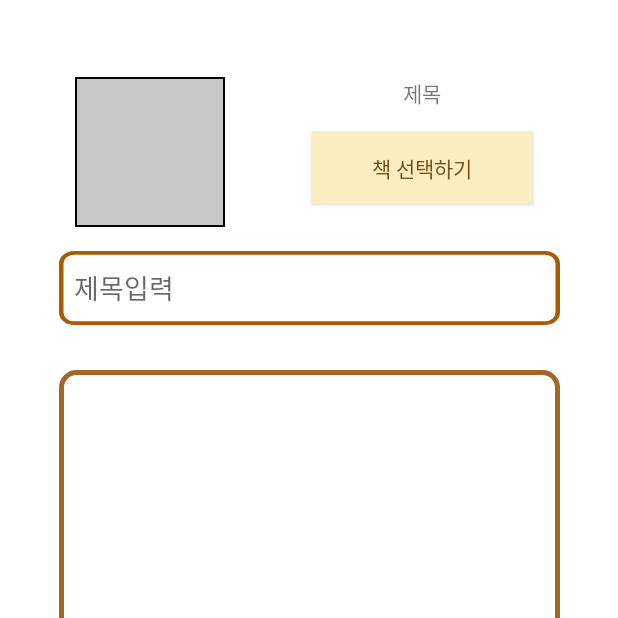
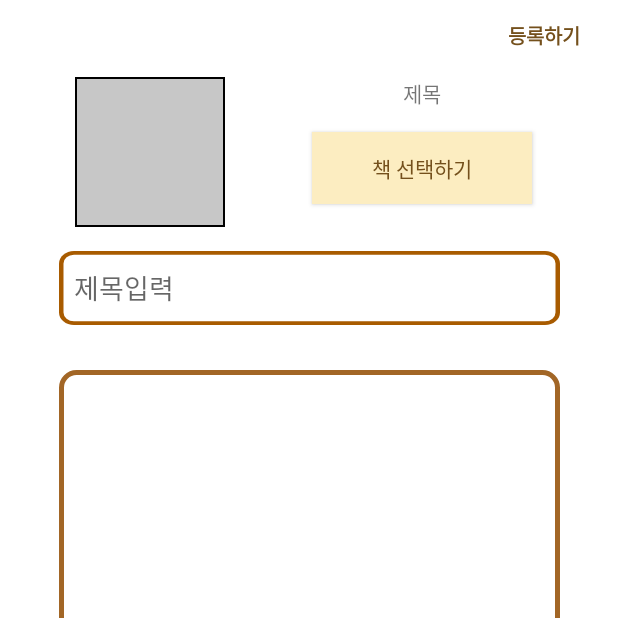
Before and after one commit to JoungSangJun/BookReport, an Android app built with Jetpack Compose: the ReportAddActivity screen opened directly, with no data from a screen before it, on a phone screen of 412 x 824 dp, the top half of it. Run offline under Robolectric (Android 15) with nearby library versions, the phone set to English and light mode, and no system bars; our stand-ins replace Room's generated code; pictures from the network do not load.

Commit message:
feat : Add Room db
독서록을 저장하기 위한 Room db 구축, Report add activity에서 등록하기버튼 클릭시
책의 재목과 내용 Room db에 저장

```diff
--- a/app/build.gradle
+++ b/app/build.gradle
@@ -3,6 +3,7 @@ plugins {
     id 'org.jetbrains.kotlin.android'
     id 'com.google.gms.google-services'
     id 'kotlinx-serialization'
+    id 'com.google.devtools.ksp' version '1.8.0-1.0.8'
 }
 
 android {
@@ -76,4 +77,9 @@ dependencies {
     implementation "androidx.lifecycle:lifecycle-extensions:2.2.0"
     // Glide
     implementation 'com.github.bumptech.glide:glide:4.15.1'
+
+    // Room
+    implementation "androidx.room:room-runtime:2.5.0"
+    implementation "androidx.room:room-ktx:2.5.0"
+    ksp "androidx.room:room-compiler:2.5.0"
 }
--- a/app/src/main/AndroidManifest.xml
+++ b/app/src/main/AndroidManifest.xml
@@ -3,6 +3,7 @@
     xmlns:tools="http://schemas.android.com/tools">
 
     <application
+        android:name="kr.baekseok.addreport.BookReportApplication"
         android:allowBackup="true"
         android:dataExtractionRules="@xml/data_extraction_rules"
         android:fullBackupContent="@xml/backup_rules"
@@ -31,9 +32,9 @@
             android:exported="false"
             android:parentActivityName=".BookAddActivity" />
         <activity
-            android:name=".ReportAddActivity"
+            android:name="kr.baekseok.addreport.ReportAddActivity"
             android:exported="false"
-            android:parentActivityName=".ReportAddActivity" />
+            android:parentActivityName="kr.baekseok.addreport.ReportAddActivity" />
         <activity
             android:name=".MainActivity"
             android:exported="true">
--- /dev/null
+++ b/app/src/main/java/kr/baekseok/addreport/BookReportApplication.kt
@@ -0,0 +1,8 @@
+package kr.baekseok.addreport
+
+import android.app.Application
+import kr.baekseok.room.BookReportDatabase
+
+class BookReportApplication : Application() {
+    val bookReportDatabase: BookReportDatabase by lazy { BookReportDatabase.getDatabase(this) }
+}
--- /dev/null
+++ b/app/src/main/java/kr/baekseok/addreport/ReportAddActivity.kt
@@ -0,0 +1,81 @@
+package kr.baekseok.addreport
+
+import android.content.Intent
+import androidx.appcompat.app.AppCompatActivity
+import android.os.Bundle
+import android.util.Log
+import androidx.lifecycle.ViewModel
+import androidx.lifecycle.ViewModelProvider
+import com.bumptech.glide.Glide
+import kotlinx.serialization.decodeFromString
+import kotlinx.serialization.json.Json
+import kr.baekseok.bookreport.BookAddActivity
+import kr.baekseok.bookreport.R
+import kr.baekseok.bookreport.databinding.ActivityReportAddBinding
+import kr.baekseok.data.VolumeInfo
+import kr.baekseok.room.BookReportDao
+import kr.baekseok.room.BookReportData
+
+// viewModel에 매개변수 전달을 위한 ViewModelFactory 생성
+class ReportAddViewModelFactory(private val booksReportDao: BookReportDao) :
+    ViewModelProvider.Factory {
+    override fun <T : ViewModel> create(modelClass: Class<T>): T {
+        if (modelClass.isAssignableFrom(ReportAddViewModel::class.java)) {
+            return ReportAddViewModel(booksReportDao) as T
+        }
+        throw IllegalArgumentException("Unknown ViewModel class")
+    }
+}
+
+class ReportAddActivity : AppCompatActivity() {
+
+    private lateinit var rBinding: ActivityReportAddBinding
+    lateinit var reportAddViewModel: ReportAddViewModel
+
+    override fun onCreate(savedInstanceState: Bundle?) {
+        super.onCreate(savedInstanceState)
+        rBinding = ActivityReportAddBinding.inflate(layoutInflater)
+        setContentView(rBinding.root)
+        supportActionBar?.title = "독서록 쓰기"
+
+        val reportAddViewModelFactory =
+            ReportAddViewModelFactory(booksReportDao = (application as BookReportApplication).bookReportDatabase.bookReportDao())
+        reportAddViewModel =
+            ViewModelProvider(this, reportAddViewModelFactory).get(ReportAddViewModel::class.java)
+
+        getBookInfoAndDisplay()
+
+        rBinding.btBookSelect.setOnClickListener {
+            val intent = Intent(this, BookAddActivity::class.java)
+            startActivity(intent)
+        }
+
+        rBinding.tvBookRegistration.setOnClickListener {
+            reportAddViewModel.insert(
+                BookReportData(
+                    bookTitle = rBinding.etTitle.text.toString(),
+                    bookContent = rBinding.etContent.text.toString()
+                )
+            )
+            finish()
+        }
+    }
+
+    private fun getBookInfoAndDisplay() {
+        // BookAddActivity에서 선택한 책 데이터 받아옴
+        val bookInfoJason = intent.getStringExtra("key")
+        val bookInfo = bookInfoJason?.let { Json.decodeFromString<VolumeInfo>(it) }
+
+        if (bookInfo != null) {
+            rBinding.tvBookTitle.text = bookInfo.volumeInfo.title
+            // 선택한 책 중 이미지가 등록되지 않은 책 처리하기 위함
+            if (bookInfo.volumeInfo.imageLinks != null) {
+                Glide.with(this)
+                    .load(bookInfo.volumeInfo.imageLinks.smallThumbnail.replace("http", "https"))
+                    .into(rBinding.ivBook)
+            } else {
+                rBinding.ivBook.setImageResource(R.drawable.image_no)
+            }
+        }
+    }
+}
--- /dev/null
+++ b/app/src/main/java/kr/baekseok/addreport/ReportAddViewModel.kt
@@ -0,0 +1,18 @@
+package kr.baekseok.addreport
+
+import android.util.Log
+import androidx.lifecycle.ViewModel
+import androidx.lifecycle.viewModelScope
+import kotlinx.coroutines.launch
+import kr.baekseok.room.BookReportDao
+import kr.baekseok.room.BookReportData
+
+class ReportAddViewModel(
+    private val bookReportDao: BookReportDao
+) : ViewModel() {
+    fun insert(bookReportData: BookReportData) {
+        viewModelScope.launch {
+            bookReportDao.insert(bookReportData)
+        }
+    }
+}
--- a/app/src/main/java/kr/baekseok/bookreport/BookRecyclerAdapter.kt
+++ b/app/src/main/java/kr/baekseok/bookreport/BookRecyclerAdapter.kt
@@ -13,6 +13,7 @@ import androidx.recyclerview.widget.RecyclerView
 import com.bumptech.glide.Glide
 import kotlinx.serialization.encodeToString
 import kotlinx.serialization.json.Json
+import kr.baekseok.addreport.ReportAddActivity
 import kr.baekseok.data.VolumeInfo
 import kr.baekseok.viewmodel.BooksUiState
 
--- a/app/src/main/java/kr/baekseok/bookreport/ReportAddActivity.kt
+++ /dev/null
@@ -1,73 +0,0 @@
-package kr.baekseok.bookreport
-
-import android.content.Intent
-import androidx.appcompat.app.AppCompatActivity
-import android.os.Bundle
-import android.view.Menu
-import android.view.MenuItem
-import android.widget.Toast
-import com.bumptech.glide.Glide
-import kotlinx.serialization.decodeFromString
-import kotlinx.serialization.json.Json
-import kr.baekseok.bookreport.databinding.ActivityReportAddBinding
-import kr.baekseok.data.VolumeInfo
-
-/*
- 책 추가하기 버튼 누르면 어떻게 책 고를건지
- */
-
-class ReportAddActivity : AppCompatActivity() {
-
-    private lateinit var rBinding: ActivityReportAddBinding
-
-
-    override fun onCreate(savedInstanceState: Bundle?) {
-        super.onCreate(savedInstanceState)
-        rBinding = ActivityReportAddBinding.inflate(layoutInflater)
-        setContentView(rBinding.root)
-        supportActionBar?.title = "독서록 쓰기"
-
-        getBookInfoAndDisplay()
-
-        rBinding.btBookSelect.setOnClickListener {
-            val intent = Intent(this, BookAddActivity::class.java)
-            startActivity(intent)
-        }
-    }
-
-    private fun getBookInfoAndDisplay() {
-        // BookAddActivity에서 선택한 책 데이터 받아옴
-        val bookInfoJason = intent.getStringExtra("key")
-        val bookInfo = bookInfoJason?.let { Json.decodeFromString<VolumeInfo>(it) }
-
-        if (bookInfo != null) {
-            rBinding.tvBookTitle.text = bookInfo.volumeInfo.title
-            // 선택한 책 중 이미지가 등록되지 않은 책 처리하기 위함
-            if (bookInfo.volumeInfo.imageLinks != null) {
-                Glide.with(this)
-                    .load(bookInfo.volumeInfo.imageLinks.smallThumbnail.replace("http", "https"))
-                    .into(rBinding.ivBook)
-            } else {
-                rBinding.ivBook.setImageResource(R.drawable.image_no)
-            }
-        }
-
-    }
-
-    // 등록버튼 생성
-    override fun onCreateOptionsMenu(menu: Menu?): Boolean {
-        menuInflater.inflate(R.menu.add_book_report_bar_menu, menu)
-        return super.onCreateOptionsMenu(menu)
-    }
-
-    // 등록버튼 클릭시 이벤트 처리
-    override fun onOptionsItemSelected(item: MenuItem): Boolean {
-        return when (item.getItemId()) {
-            R.id.book_report_post -> {
-                Toast.makeText(getApplicationContext(), "Search Action", Toast.LENGTH_SHORT).show()
-                true
-            }
-            else -> super.onOptionsItemSelected(item);
-        }
-    }
-}
--- a/app/src/main/java/kr/baekseok/data/AppContainer.kt
+++ b/app/src/main/java/kr/baekseok/data/AppContainer.kt
@@ -2,6 +2,8 @@ package kr.baekseok.data
 
 import kotlinx.serialization.json.Json
 import kr.baekseok.network.BooksApiService
+import kr.baekseok.room.BookReportDao
+import kr.baekseok.room.BookReportDatabase
 import retrofit2.Retrofit
 import retrofit2.converter.gson.GsonConverterFactory
 
@@ -10,7 +12,6 @@ interface AppContainer {
 }
 
 class DefaultAppContainer : AppContainer {
-
     private val BASE_URL = "https://www.googleapis.com"
 
     private val json = Json {
--- /dev/null
+++ b/app/src/main/java/kr/baekseok/room/BookReportDao.kt
@@ -0,0 +1,20 @@
+package kr.baekseok.room
+
+import androidx.room.Dao
+import androidx.room.Insert
+import androidx.room.OnConflictStrategy
+import androidx.room.Query
+
+@Dao
+interface BookReportDao {
+
+    @Insert(onConflict = OnConflictStrategy.IGNORE)
+    suspend fun insert(weatherData: BookReportData)
+
+    @Query(
+        """
+        SELECT * FROM BookReport
+        """
+    )
+    suspend fun getAllBooksReport(): List<BookReportData>
+}
--- /dev/null
+++ b/app/src/main/java/kr/baekseok/room/BookReportDatabase.kt
@@ -0,0 +1,25 @@
+package kr.baekseok.room
+
+import android.content.Context
+import androidx.room.Database
+import androidx.room.Room
+import androidx.room.RoomDatabase
+import androidx.room.TypeConverters
+
+@Database(entities = [BookReportData::class], version = 1)
+@TypeConverters(RoomTypeConverter::class)
+abstract class BookReportDatabase : RoomDatabase() {
+    abstract fun bookReportDao(): BookReportDao
+
+    companion object {
+        @Volatile
+        private var Instance: BookReportDatabase? = null
+
+        fun getDatabase(context: Context): BookReportDatabase {
+            return Instance ?: synchronized(this) {
+                Room.databaseBuilder(context, BookReportDatabase::class.java, "bookReport_database")
+                    .fallbackToDestructiveMigration().build().also { Instance = it }
+            }
+        }
+    }
+}
--- a/app/src/main/res/layout/activity_report_add.xml
+++ b/app/src/main/res/layout/activity_report_add.xml
@@ -4,7 +4,40 @@
     xmlns:tools="http://schemas.android.com/tools"
     android:layout_width="match_parent"
     android:layout_height="match_parent"
-    tools:context=".ReportAddActivity">
+    tools:context="kr.baekseok.addreport.ReportAddActivity">
+
+    <androidx.constraintlayout.widget.ConstraintLayout
+        android:id="@+id/constraintLayout"
+        android:layout_width="wrap_content"
+        android:layout_height="wrap_content"
+        app:layout_constraintEnd_toEndOf="parent"
+        app:layout_constraintTop_toTopOf="parent">
+
+        <androidx.appcompat.widget.Toolbar
+            android:id="@+id/toolbar"
+            android:layout_width="match_parent"
+            android:layout_height="47dp"
+            android:layout_marginHorizontal="20dp"
+            android:background="@color/white"
+            app:contentInsetStart="0dp"
+            app:layout_constraintBottom_toBottomOf="parent"
+            app:layout_constraintEnd_toEndOf="parent"
+            app:layout_constraintTop_toTopOf="parent"
+            tools:ignore="MissingConstraints">
+
+            <TextView
+                android:id="@+id/tv_book_registration"
+                android:layout_width="wrap_content"
+                android:layout_height="match_parent"
+                android:layout_gravity="center"
+                android:gravity="center"
+                android:padding="5dp"
+                android:text="@string/tx_add_book_report"
+                android:textColor="#74501C"
+                android:textSize="13sp"
+                android:textStyle="bold" />
+        </androidx.appcompat.widget.Toolbar>
+    </androidx.constraintlayout.widget.ConstraintLayout>
 
     <androidx.constraintlayout.widget.ConstraintLayout
         android:id="@+id/constraint1"
@@ -68,6 +101,7 @@
             android:hint="제목입력"
             android:padding="10dp"
             app:layout_constraintEnd_toEndOf="@id/constraint2"
+            app:layout_constraintHorizontal_bias="0.523"
             app:layout_constraintStart_toStartOf="@id/constraint2"
             app:layout_constraintTop_toTopOf="@id/constraint2" />
 
--- a/app/src/main/res/values/strings.xml
+++ b/app/src/main/res/values/strings.xml
@@ -40,4 +40,5 @@
     <string name="tx_account">계정</string>
     <string name="tx_account_guide_content">계정에 관련된 사항이 필요하신가요?(ex:회원가입)\n\n계정탭에 들어가시면 계정에 관련된 모든 것을 할 수 있습니다.\n\n또한 회원가입이 귀찮은 분들을 위해 게스트 모드로 접속이 가능합니다.\n게스트 모드로 접속시 책에 대한 후기를 남기는 기능 빼고 모두 이용이 가능하십니다.</string>
     <string name="tx_reset_pw_guide">*설정된 이메일로 비밀번호 재설정을 위한 메일을 발송해드립니다*</string>
+    <string name="tx_add_book_report">등록하기</string>
 </resources>
--- a/build.gradle
+++ b/build.gradle
@@ -8,6 +8,6 @@ buildscript {
 plugins {
     id 'com.android.application' version '7.4.0' apply false
     id 'com.android.library' version '7.4.0' apply false
-    id 'org.jetbrains.kotlin.android' version '1.7.21' apply false
+    id 'org.jetbrains.kotlin.android' version '1.8.0' apply false
     id 'org.jetbrains.kotlin.plugin.serialization' version '1.6.21'
 }
```
Also changed, not shown: app/src/main/java/kr/baekseok/room/BookReportData.kt (added, +20 -0 lines), app/src/main/java/kr/baekseok/room/RoomTypeConverter.kt (added, +25 -0 lines).
